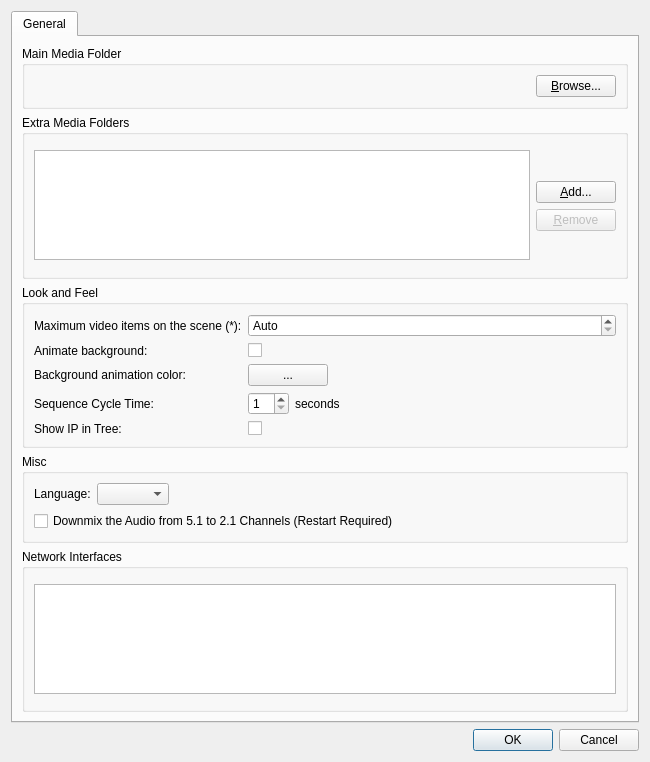
Old version of the form client/src/ui/dialogs/preferences_dialog.ui in the repository networkoptix/nx_open.
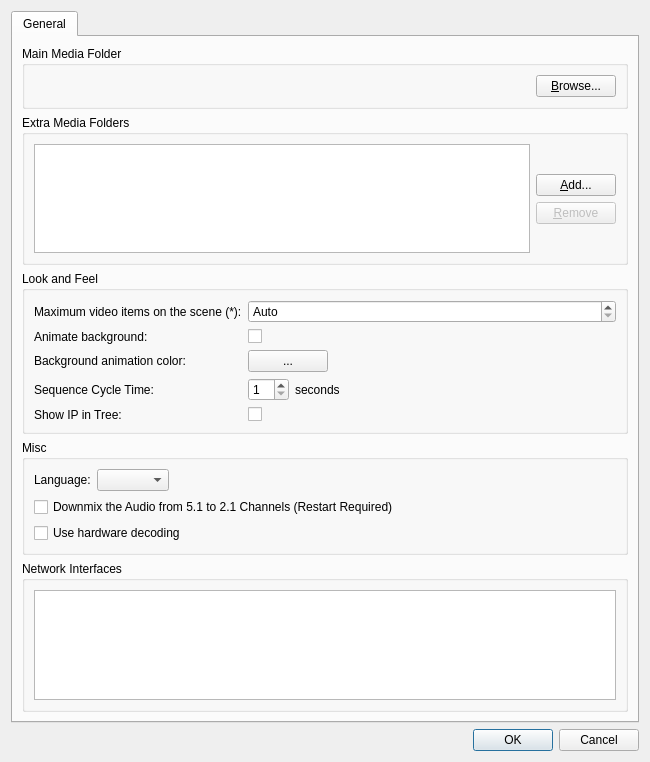
New version of the form. Custom widgets are drawn as their Qt base class.

Commit message:
Added "use hardware acceleration" setting. Disabled by default
<==== Mercurial data ====>
Branch: quick_sync

The edit to the form file:
```diff
--- a/client/src/ui/dialogs/preferences_dialog.ui
+++ b/client/src/ui/dialogs/preferences_dialog.ui
@@ -350,6 +350,13 @@
             </property>
            </widget>
           </item>
+          <item>
+           <widget class="QCheckBox" name="isHardwareDecodingCheckBox">
+            <property name="text">
+             <string>Use hardware decoding</string>
+            </property>
+           </widget>
+          </item>
          </layout>
         </widget>
        </item>
```
The commit also changes 5 other files.
